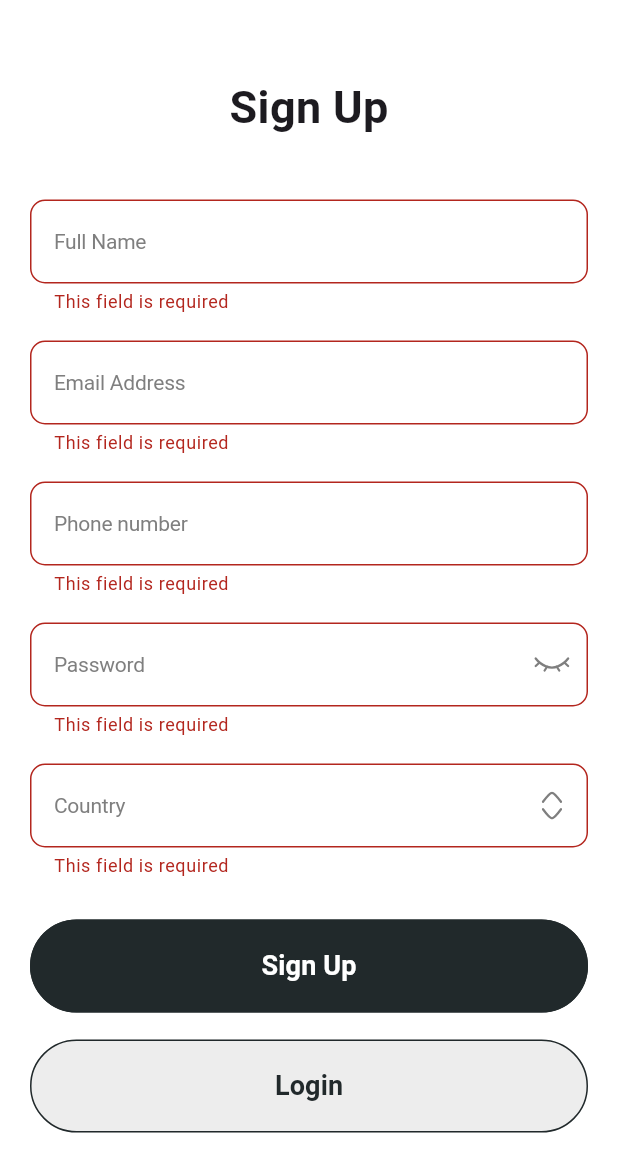
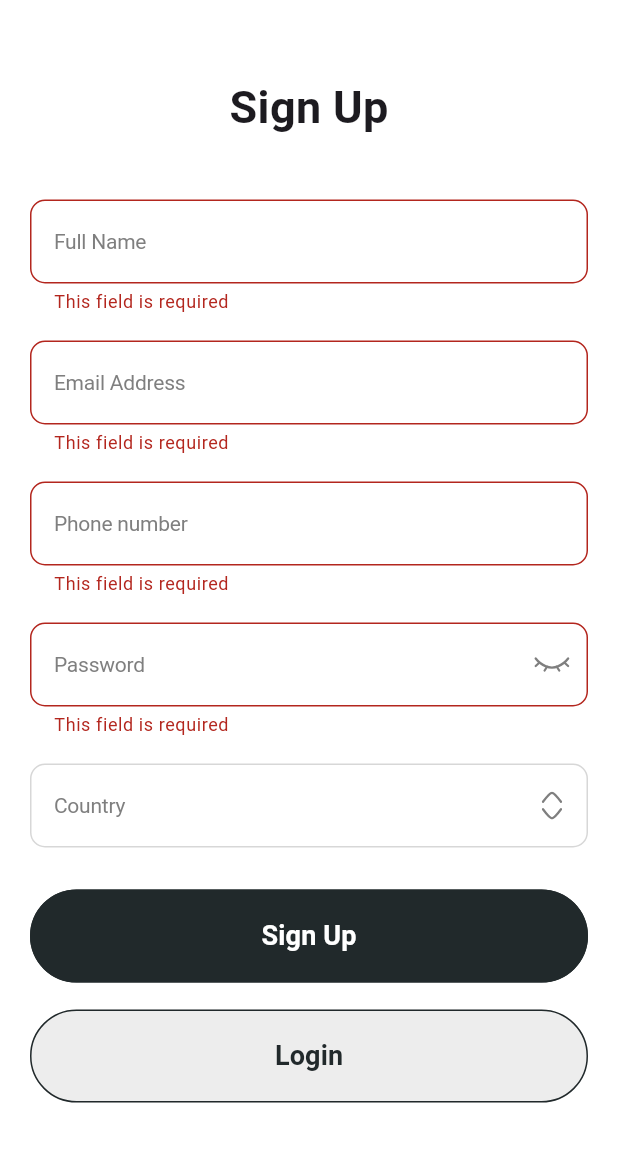
Before and after one commit to essamalrawi/car_rental, a Flutter app: the SignUpView screen opened by its route, after a tap on "Sign Up", on a phone screen of 412 x 824 dp, the part 84-1236 px from its top. Run offline on Flutter 3.47's test engine with Material 3 defaults, Android fonts, the phone set to English and light mode, and no system bars; drawn by our look-alikes of modal_progress_hud_nsn; our stand-ins replace bloc, country_picker, dartz, dio, dots_indicator, flutter_bloc and 2 more; missing offline and left inert: high_q_paginated_drop_down; network calls fail.

Commit message:
add search bar suggestions

```diff
--- a/lib/core/services/quent_auth_service.dart
+++ b/lib/core/services/quent_auth_service.dart
@@ -1,5 +1,6 @@
 import 'package:car_rental/core/errors/failure.dart';
 import 'package:car_rental/core/models/auth_response_model.dart';
+import 'package:car_rental/features/auth/domain/entities/country_entity.dart';
 import 'package:dio/dio.dart';
 
 import '../../constants.dart';
@@ -61,4 +62,25 @@ class QuentAuthService {
       return ServerFailure(e.toString());
     }
   }
+
+  Future<dynamic> getCountries() async {
+    try {
+      final response = await dio.get(
+        "$baseUrl/api/public/countries/?page_size=245",
+      );
+      final List<dynamic> data = response.data['data'];
+
+      // final countries = data.map((e) => CountryEntity.fromJson(e)).toList();
+      final countries = data
+          .map((e) => CountryEntity.fromJson(e as Map<String, dynamic>))
+          .toList();
+
+      return countries;
+    } catch (e) {
+      if (e is DioException) {
+        return ServerFailure.fromDiorError(e);
+      }
+      return ServerFailure(e.toString());
+    }
+  }
 }
--- /dev/null
+++ b/lib/features/auth/cubits/get_countries/get_countries_cubit.dart
@@ -0,0 +1,28 @@
+import 'package:bloc/bloc.dart';
+import 'package:car_rental/features/auth/domain/entities/country_entity.dart';
+import 'package:meta/meta.dart';
+
+import '../../domain/repos/auth_repo.dart';
+
+part 'get_countries_state.dart';
+
+class GetCountriesCubit extends Cubit<GetCountriesState> {
+  GetCountriesCubit(this.authRepo) : super(GetCountriesInitial());
+
+  final AuthRepo authRepo;
+
+  Future<void> getCountries() async {
+    emit(GetCountriesLoading());
+    final result = await authRepo.getCountries();
+
+    result.fold(
+      (failure) {
+        emit(GetCountriesFailure(errorMessage: failure.message));
+      },
+      (countries) {
+        ;
+        emit(GetCountriesSuccess(countries: countries));
+      },
+    );
+  }
+}
--- /dev/null
+++ b/lib/features/auth/cubits/get_countries/get_countries_state.dart
@@ -0,0 +1,20 @@
+part of 'get_countries_cubit.dart';
+
+@immutable
+sealed class GetCountriesState {}
+
+final class GetCountriesInitial extends GetCountriesState {}
+
+final class GetCountriesLoading extends GetCountriesState {}
+
+final class GetCountriesSuccess extends GetCountriesState {
+  final List<CountryEntity> countries;
+
+  GetCountriesSuccess({required this.countries});
+}
+
+final class GetCountriesFailure extends GetCountriesState {
+  final String errorMessage;
+
+  GetCountriesFailure({required this.errorMessage});
+}
--- a/lib/features/auth/domain/data/repos/auth_repo_impl.dart
+++ b/lib/features/auth/domain/data/repos/auth_repo_impl.dart
@@ -52,8 +52,13 @@ class AuthRepoImpl extends AuthRepo {
   }
 
   @override
-  Future<Either<Failure, CountryEntity>> getCountryId() {
-    // TODO: implement getCountryId
-    throw UnimplementedError();
+  Future<Either<Failure, List<CountryEntity>>> getCountries() async {
+    try {
+      final result = await quentAuthService.getCountries();
+
+      return Right(result);
+    } catch (e) {
+      return Left(ServerFailure("there was an error: ${e.toString()}"));
+    }
   }
 }
--- a/lib/features/auth/domain/entities/country_entity.dart
+++ b/lib/features/auth/domain/entities/country_entity.dart
@@ -3,5 +3,17 @@ class CountryEntity {
   final String country;
   final String abbreviation;
 
-  CountryEntity(this.id, this.country, this.abbreviation);
+  CountryEntity({
+    required this.id,
+    required this.country,
+    required this.abbreviation,
+  });
+
+  factory CountryEntity.fromJson(Map<String, dynamic> json) {
+    return CountryEntity(
+      id: json['id'] as int,
+      country: json['country'] as String,
+      abbreviation: json['abbreviation'] as String,
+    );
+  }
 }
--- a/lib/features/auth/domain/repos/auth_repo.dart
+++ b/lib/features/auth/domain/repos/auth_repo.dart
@@ -17,5 +17,5 @@ abstract class AuthRepo {
     required String password,
   });
 
-  Future<Either<Failure, CountryEntity>> getCountryId();
+  Future<Either<Failure, List<CountryEntity>>> getCountries();
 }
--- a/lib/features/auth/presentation/views/sign_in_view.dart
+++ b/lib/features/auth/presentation/views/sign_in_view.dart
@@ -1,4 +1,3 @@
-import 'package:car_rental/features/auth/presentation/views/widgets/sign_in_view_body.dart';
 import 'package:car_rental/features/auth/presentation/views/widgets/sign_in_view_body_bloc_consumer.dart';
 import 'package:flutter/material.dart';
 import 'package:flutter_bloc/flutter_bloc.dart';
--- a/lib/features/auth/presentation/views/sign_up_view.dart
+++ b/lib/features/auth/presentation/views/sign_up_view.dart
@@ -4,6 +4,7 @@ import 'package:flutter/material.dart';
 import 'package:flutter_bloc/flutter_bloc.dart';
 
 import '../../../../core/services/get_it_service.dart';
+import '../../cubits/get_countries/get_countries_cubit.dart';
 import '../../cubits/sign_up/sign_up_cubit.dart';
 import '../../domain/repos/auth_repo.dart';
 
@@ -14,8 +15,11 @@ class SignUpView extends StatelessWidget {
 
   @override
   Widget build(BuildContext context) {
-    return BlocProvider(
-      create: (context) => SignUpCubit(getIt<AuthRepo>()),
+    return MultiBlocProvider(
+      providers: [
+        BlocProvider(create: (context) => SignUpCubit(getIt<AuthRepo>())),
+        BlocProvider(create: (context) => GetCountriesCubit(getIt<AuthRepo>())),
+      ],
       child: const Scaffold(
         body: SafeArea(child: SignUpViewBodyBlocConsumer()),
       ),
--- /dev/null
+++ b/lib/features/auth/presentation/views/widgets/search_bar_suggestions.dart
@@ -0,0 +1,163 @@
+import 'package:car_rental/features/auth/cubits/get_countries/get_countries_cubit.dart';
+import 'package:car_rental/features/auth/domain/entities/country_entity.dart';
+import 'package:flutter/material.dart';
+import 'package:flutter_bloc/flutter_bloc.dart';
+import 'package:flutter_svg/flutter_svg.dart';
+
+class SearchBarSuggestions extends StatefulWidget {
+  const SearchBarSuggestions({super.key});
+
+  @override
+  State<SearchBarSuggestions> createState() => _SearchBarSuggestionsState();
+}
+
+class _SearchBarSuggestionsState extends State<SearchBarSuggestions> {
+  List<CountryEntity> _data = [];
+
+  @override
+  void initState() {
+    super.initState();
+  }
+
+  final TextEditingController _controller = TextEditingController();
+  final LayerLink _layerLink = LayerLink();
+  OverlayEntry? _overlayEntry;
+
+  String _query = "";
+
+  void _showOverlay(BuildContext context) {
+    _overlayEntry = OverlayEntry(
+      builder: (context) {
+        final filtered = _data
+            .where(
+              (item) =>
+                  item.country.toLowerCase().contains(_query.toLowerCase()),
+            )
+            .toList();
+
+        if (_query.isEmpty || filtered.isEmpty) return const SizedBox.shrink();
+
+        return Positioned(
+          width: MediaQuery.of(context).size.width - 32,
+          child: CompositedTransformFollower(
+            link: _layerLink,
+            showWhenUnlinked: false,
+            offset: const Offset(0, 60),
+            // TextField height (50) + 4 margin
+            child: Material(
+              color: Colors.white,
+              elevation: 6,
+              borderRadius: BorderRadius.circular(10),
+              child: ConstrainedBox(
+                constraints: const BoxConstraints(maxHeight: 200),
+                child: ListView.separated(
+                  shrinkWrap: true,
+                  padding: EdgeInsets.zero,
+                  itemCount: filtered.length,
+                  separatorBuilder: (_, __) =>
+                      const Divider(height: 1, color: Color(0xFFD7D7D7)),
+                  itemBuilder: (context, index) {
+                    final suggestion = filtered[index];
+                    return ListTile(
+                      dense: true,
+                      title: Text(
+                        "${countryCodeToEmoji(suggestion.abbreviation)} ${suggestion.country} ",
+                        style: const TextStyle(
+                          fontSize: 14,
+                          color: Color(0xFF333333),
+                        ),
+                      ),
+                      onTap: () {
+                        _controller.text = suggestion.country;
+                        _query = "";
+                        _removeOverlay();
+                        setState(() {});
+                      },
+                    );
+                  },
+                ),
+              ),
+            ),
+          ),
+        );
+      },
+    );
+
+    Overlay.of(context).insert(_overlayEntry!);
+  }
+
+  void _removeOverlay() {
+    _overlayEntry?.remove();
+    _overlayEntry = null;
+  }
+
+  @override
+  void dispose() {
+    _removeOverlay();
+    _controller.dispose();
+    super.dispose();
+  }
+
+  @override
+  Widget build(BuildContext context) {
+    return BlocListener<GetCountriesCubit, GetCountriesState>(
+      listener: (context, state) {
+        if (state is GetCountriesSuccess) {
+          _data = state.countries;
+          print(_data.length);
+        }
+      },
+      child: Column(
+        children: [
+          CompositedTransformTarget(
+            link: _layerLink,
+            child: TextField(
+              controller: _controller,
+              decoration: InputDecoration(
+                suffixIcon: SizedBox(
+                  width: 20,
+                  height: 20,
+                  child: Center(
+                    child: SvgPicture.asset("assets/images/switcher_icon.svg"),
+                  ),
+                ),
+                hintStyle: const TextStyle(
+                  fontSize: 14,
+                  color: Color(0xFF7F7F7F),
+                  letterSpacing: -0.14,
+                ),
+                hintText: "Country",
+                filled: true,
+                fillColor: Colors.white,
+                border: buildBorder(),
+                enabledBorder: buildBorder(),
+                focusedBorder: buildBorder(),
+              ),
+              onChanged: (value) {
+                setState(() {
+                  _query = value;
+                });
+                _removeOverlay();
+                _showOverlay(context);
+              },
+            ),
+          ),
+        ],
+      ),
+    );
+  }
+
+  OutlineInputBorder buildBorder() {
+    return OutlineInputBorder(
+      borderRadius: BorderRadius.circular(10),
+      borderSide: const BorderSide(width: 1, color: Color(0xFFD7D7D7)),
+    );
+  }
+
+  String countryCodeToEmoji(String countryCode) {
+    final code = countryCode.toUpperCase();
+    return code.runes.map((int rune) {
+      return String.fromCharCode(rune + 127397);
+    }).join();
+  }
+}
--- a/lib/features/auth/presentation/views/widgets/sign_up_view_body.dart
+++ b/lib/features/auth/presentation/views/widgets/sign_up_view_body.dart
@@ -1,8 +1,7 @@
 import 'package:car_rental/core/widgets/custom_text_form_field.dart';
 import 'package:car_rental/core/widgets/password_field.dart';
 import 'package:car_rental/features/auth/cubits/sign_up/sign_up_cubit.dart';
-import 'package:car_rental/features/auth/presentation/views/verify_your_phone_number_view.dart';
-import 'package:car_rental/features/auth/presentation/views/widgets/custom_pick_country.dart';
+import 'package:car_rental/features/auth/presentation/views/widgets/search_bar_suggestions.dart';
 import 'package:flutter/material.dart';
 import 'package:flutter_bloc/flutter_bloc.dart';
 import 'package:flutter_svg/svg.dart';
@@ -81,12 +80,14 @@ class _SignUpViewBodyState extends State<SignUpViewBody> {
                       password = value!;
                     },
                   ),
+                  // const SizedBox(height: 18),
+                  // CustomPickCountry(
+                  //   onChanged: (value) {
+                  //     countryId = countryIds[value]!;
+                  //   },
+                  // ),
                   const SizedBox(height: 18),
-                  CustomPickCountry(
-                    onChanged: (value) {
-                      countryId = countryIds[value]!;
-                    },
-                  ),
+                  const SearchBarSuggestions(),
                   const SizedBox(height: 28),
                   CustomButton(
                     onPressed: () {
--- a/lib/features/auth/presentation/views/widgets/sign_up_view_body_bloc_consumer.dart
+++ b/lib/features/auth/presentation/views/widgets/sign_up_view_body_bloc_consumer.dart
@@ -5,6 +5,8 @@ import 'package:car_rental/features/home/presentation/views/home_view.dart';
 import 'package:flutter/material.dart';
 import 'package:flutter_bloc/flutter_bloc.dart';
 import 'package:modal_progress_hud_nsn/modal_progress_hud_nsn.dart';
+
+import '../../../cubits/get_countries/get_countries_cubit.dart';
 
 class SignUpViewBodyBlocConsumer extends StatelessWidget {
   const SignUpViewBodyBlocConsumer({super.key});
@@ -20,6 +22,7 @@ class SignUpViewBodyBlocConsumer extends StatelessWidget {
         }
       },
       builder: (context, state) {
+        context.read<GetCountriesCubit>().getCountries();
         return ModalProgressHUD(
           inAsyncCall: state is SignUpLoading ? true : false,
           child: const SignUpViewBody(),
--- a/pubspec.yaml
+++ b/pubspec.yaml
@@ -44,6 +44,7 @@ dependencies:
   flutter_bloc: ^9.1.1
   dartz: ^0.10.1
   modal_progress_hud_nsn: ^0.5.1
+  shared_preferences: ^2.5.3
 dev_dependencies:
   flutter_launcher_icons: ^0.14.4
   flutter_test:
```
Also changed, not shown: lib/generated/assets.dart, pubspec.lock.
